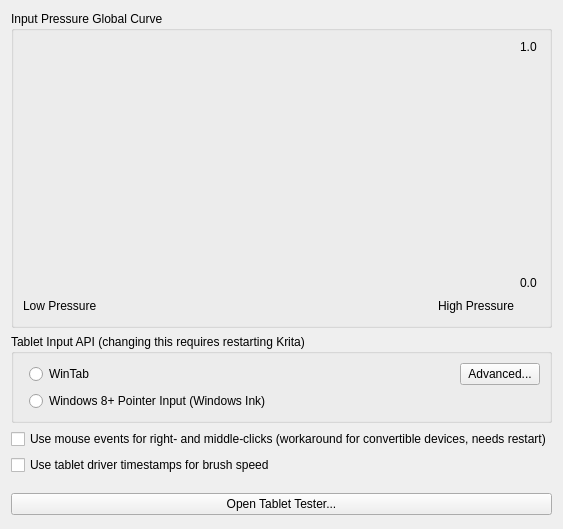
Before: the Qt Designer form libs/ui/forms/wdgtabletsettings.ui in KDE/krita, drawn with Qt 5.
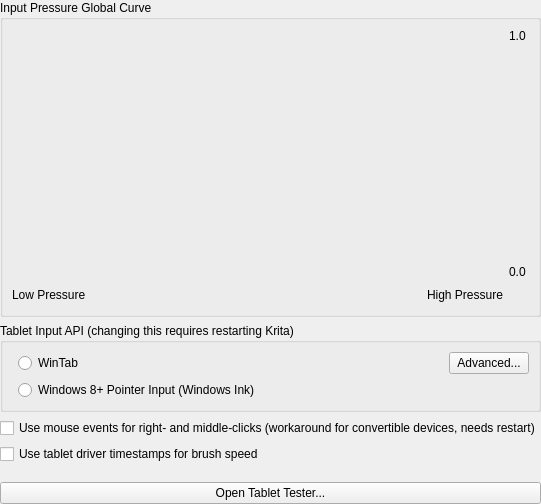
After: the same form once the commit is applied. Custom widgets are drawn as their Qt base class.

What changed in the file:
```diff
--- a/libs/ui/forms/wdgtabletsettings.ui
+++ b/libs/ui/forms/wdgtabletsettings.ui
@@ -6,18 +6,22 @@
   </author>
  <class>WdgTabletSettings</class>
  <widget class="QWidget" name="WdgTabletSettings">
-  <property name="geometry">
-   <rect>
-    <x>0</x>
-    <y>0</y>
-    <width>515</width>
-    <height>529</height>
-   </rect>
-  </property>
   <property name="windowTitle">
    <string>Color Settings</string>
   </property>
   <layout class="QVBoxLayout" name="verticalLayout_2">
+   <property name="leftMargin">
+    <number>0</number>
+   </property>
+   <property name="topMargin">
+    <number>0</number>
+   </property>
+   <property name="rightMargin">
+    <number>0</number>
+   </property>
+   <property name="bottomMargin">
+    <number>0</number>
+   </property>
    <item>
     <widget class="QGroupBox" name="groupBox">
      <property name="title">
@@ -225,7 +229,7 @@
      <property name="sizeHint" stdset="0">
       <size>
        <width>20</width>
-       <height>40</height>
+       <height>0</height>
       </size>
      </property>
     </spacer>
```
